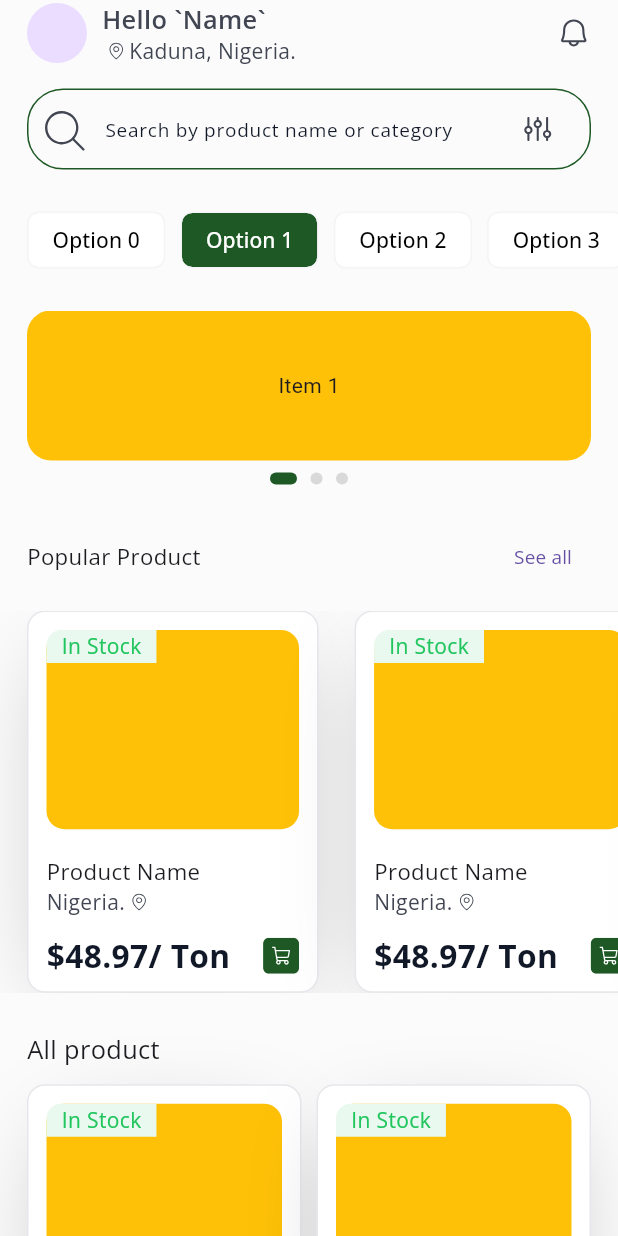
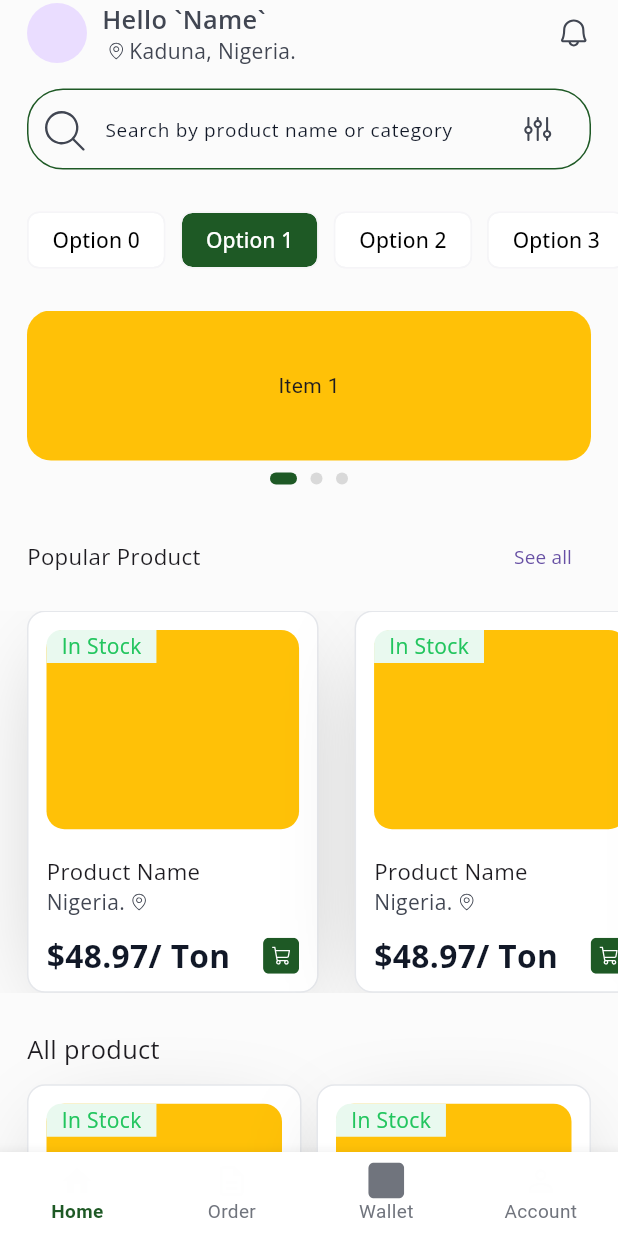
Before and after one commit to adewuyito/AgroBridge, a Flutter app: the screen it shows after launch, on a phone screen of 412 x 824 dp. Run offline on Flutter 3.47's test engine with Material 3 defaults, Android fonts, the phone set to English and light mode, and no system bars; drawn by our look-alikes of carousel_slider; our stand-ins replace auto_route, flutter_hooks, flutter_riverpod, flutter_screenutil, flutter_svg, google_fonts and 3 more; generated files the repository leaves out were written again.

Commit message:
Updated some changes

```diff
--- a/lib/core/constants/app_theme.dart
+++ b/lib/core/constants/app_theme.dart
@@ -1,6 +1,7 @@
 // base theme
 import 'package:agrobridge_mobile/core/extensions/font_extentions.dart';
 import 'package:flutter/material.dart';
+import 'package:google_fonts/google_fonts.dart';
 
 final baseTheme = ThemeData.light();
 
@@ -97,5 +98,5 @@ final ThemeData appTheme = baseTheme.copyWith(
       // fontFamily: FontFamily.generalSans,
     ),
   ),
-  // textTheme: hpTextTheme.apply(fontFamily: FontFamily.montserrat),
+  // textTheme: GoogleFonts.,
 );
--- a/lib/navigation/app_navigation_tabview.dart
+++ b/lib/navigation/app_navigation_tabview.dart
@@ -1,7 +1,9 @@
+import 'package:agrobridge_mobile/gen/assets.gen.dart';
+import 'package:agrobridge_mobile/routes/app_route.gr.dart';
 import 'package:auto_route/auto_route.dart';
 import 'package:flutter/material.dart';
 import 'package:flutter_riverpod/flutter_riverpod.dart';
-
+import 'package:flutter_screenutil/flutter_screenutil.dart';
 
 @routePage
 class AppNavigationTabview extends ConsumerWidget {
@@ -9,13 +11,67 @@ class AppNavigationTabview extends ConsumerWidget {
 
   @override
   Widget build(BuildContext context, WidgetRef ref) {
-    return AutoTabsRouter.tabBar(
-      routes: [
-
+    return AutoTabsRouter(
+      routes: const [
+        HomeTab(),
+        RequestsRoute(),
+        CartRoute(),
+        ProfileRoute(),
       ],
-      duration: const Duration(milliseconds: 400),
-      curve: Curves.easeInOut,
-      builder: (context, child, tabController) => child,
+      transitionBuilder: (context, child, animation) => FadeTransition(
+        opacity: animation,
+        child: child,
+      ),
+      builder: (context, child) {
+        final tabsRouter = AutoTabsRouter.of(context);
+        return Scaffold(
+          body: child,
+          bottomNavigationBar: BottomNavigationBar(
+            currentIndex: tabsRouter.activeIndex,
+            onTap: (index) {
+              tabsRouter.setActiveIndex(index);
+            },
+            type: BottomNavigationBarType.fixed,
+            selectedItemColor: const Color(0xFF1E5925),
+            unselectedItemColor: const Color(0xFF70747D),
+            showUnselectedLabels: true,
+            selectedLabelStyle: TextStyle(
+              fontWeight: FontWeight.w600,
+              fontSize: 12.sp,
+            ),
+            unselectedLabelStyle: TextStyle(
+              fontWeight: FontWeight.w400,
+              fontSize: 12.sp,
+            ),
+            items: [
+              BottomNavigationBarItem(
+                label: 'Home',
+                icon: Icon(Icons.home_outlined),
+                activeIcon: Icon(Icons.home),
+              ),
+              BottomNavigationBarItem(
+                label: 'Order',
+                icon: Icon(Icons.description_outlined),
+                activeIcon: Icon(Icons.description),
+              ),
+              BottomNavigationBarItem(
+                label: 'Wallet',
+                icon: Assets.icons.homeCart.svg(
+                  colorFilter: const ColorFilter.mode(Color(0xFF70747D), BlendMode.srcIn),
+                ),
+                activeIcon: Assets.icons.homeCart.svg(
+                   colorFilter: const ColorFilter.mode(Color(0xFF1E5925), BlendMode.srcIn),
+                ),
+              ),
+              BottomNavigationBarItem(
+                label: 'Account',
+                icon: Icon(Icons.person_outline),
+                 activeIcon: Icon(Icons.person),
+              ),
+            ],
+          ),
+        );
+      },
     );
   }
 }
```
Also changed, not shown: lib/features/auth/presentation/profile_view.dart (added, +16 -0 lines), lib/features/home/presentation/requests_view.dart (added, +16 -0 lines), lib/routes/app_route.dart (+10 -27 lines), lib/routes/app_route.gr.dart.
